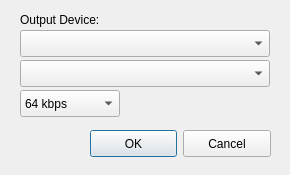
Old version of the form aaxplayer/setup.ui in the repository adalinbv/aax-support.
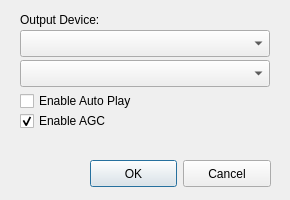
New version of the form.

Commit message: Make it possible to enable or diable AGC and AutoPlay: start playing a newly selected songs as soon as the previous is finished

```diff
--- a/aaxplayer/setup.ui
+++ b/aaxplayer/setup.ui
@@ -7,19 +7,19 @@
     <x>0</x>
     <y>0</y>
     <width>290</width>
-    <height>175</height>
+    <height>200</height>
    </rect>
   </property>
   <property name="minimumSize">
    <size>
     <width>290</width>
-    <height>175</height>
+    <height>200</height>
    </size>
   </property>
   <property name="maximumSize">
    <size>
     <width>290</width>
-    <height>175</height>
+    <height>200</height>
    </size>
   </property>
   <property name="windowTitle">
@@ -67,7 +67,7 @@
    <property name="geometry">
     <rect>
      <x>90</x>
-     <y>130</y>
+     <y>160</y>
      <width>181</width>
      <height>27</height>
     </rect>
@@ -117,55 +117,40 @@
     <enum>QComboBox::AdjustToContents</enum>
    </property>
   </widget>
-  <widget class="QComboBox" name="RecordBitRate">
+  <widget class="QCheckBox" name="enableAGC">
+   <property name="geometry">
+    <rect>
+     <x>20</x>
+     <y>110</y>
+     <width>251</width>
+     <height>22</height>
+    </rect>
+   </property>
+   <property name="toolTip">
+    <string>&lt;html&gt;&lt;head/&gt;&lt;body&gt;&lt;p&gt;AGC (Auto Gain Control) automatically adjusts the input gain to 0dB.&lt;/p&gt;&lt;p&gt;As a result all files will sound about equally loud.&lt;/p&gt;&lt;/body&gt;&lt;/html&gt;</string>
+   </property>
+   <property name="text">
+    <string>Enable AGC</string>
+   </property>
+   <property name="checked">
+    <bool>true</bool>
+   </property>
+  </widget>
+  <widget class="QCheckBox" name="enableAutoPlay">
    <property name="geometry">
     <rect>
      <x>20</x>
      <y>90</y>
-     <width>100</width>
-     <height>27</height>
+     <width>251</width>
+     <height>22</height>
     </rect>
    </property>
-   <property name="minimumSize">
-    <size>
-     <width>100</width>
-     <height>27</height>
-    </size>
+   <property name="toolTip">
+    <string>&lt;html&gt;&lt;head/&gt;&lt;body&gt;&lt;p&gt;Auto Play will start the newly selected file from the file selection dialog as soon as the input device is ready (finished playing the previous track).&lt;/p&gt;&lt;/body&gt;&lt;/html&gt;</string>
    </property>
-   <property name="maximumSize">
-    <size>
-     <width>100</width>
-     <height>27</height>
-    </size>
+   <property name="text">
+    <string>Enable Auto Play</string>
    </property>
-   <property name="sizeAdjustPolicy">
-    <enum>QComboBox::AdjustToContents</enum>
-   </property>
-   <item>
-    <property name="text">
-     <string>64 kbps</string>
-    </property>
-   </item>
-   <item>
-    <property name="text">
-     <string>128 kbps</string>
-    </property>
-   </item>
-   <item>
-    <property name="text">
-     <string>192 kbps</string>
-    </property>
-   </item>
-   <item>
-    <property name="text">
-     <string>256 kbps</string>
-    </property>
-   </item>
-   <item>
-    <property name="text">
-     <string>320 kbps</string>
-    </property>
-   </item>
   </widget>
  </widget>
  <tabstops>
```
Left out of the diff: 4 changed lines with no effect on the pictures. The commit also changes 5 other files.
